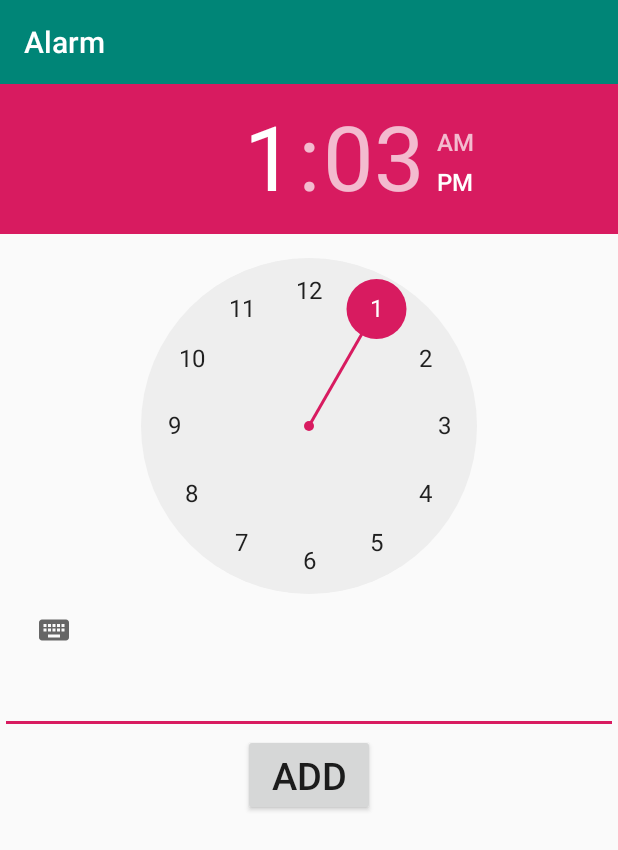
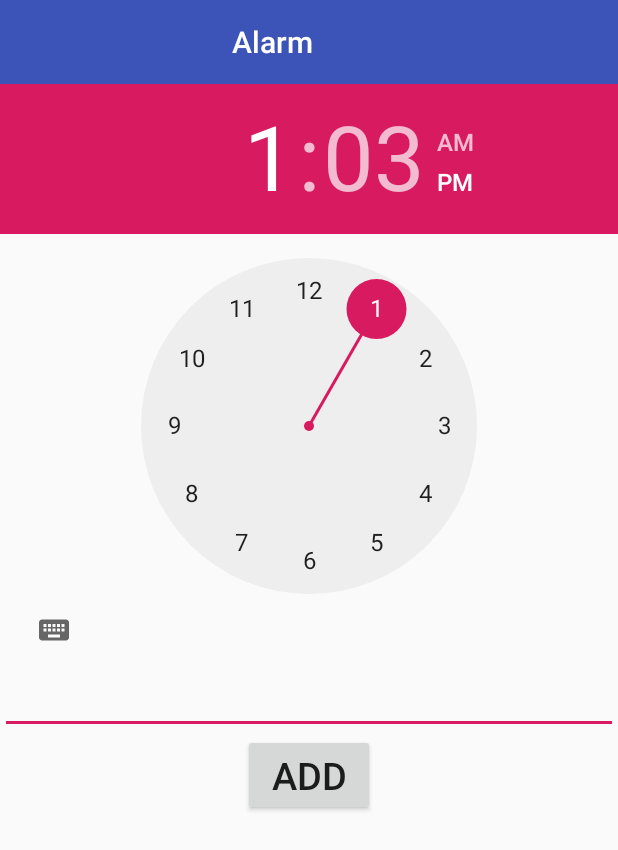
Before and after one commit to khoidt21/JavaAndroid3, an Android app: the screen it shows after launch (AddAlarmActivity), after a tap on "Add", on a phone screen of 412 x 824 dp. Shown: the top 850 px of the screen. Run offline under Robolectric (Android 15) with nearby library versions, the phone set to English and light mode, and no system bars.

Commit message:
code android

```diff
--- a/app/src/main/java/com/example/myapplication3/activity/AddAlarmActivity.java
+++ b/app/src/main/java/com/example/myapplication3/activity/AddAlarmActivity.java
@@ -26,7 +26,7 @@ import model.Alarm;
 public class AddAlarmActivity extends AppCompatActivity {
 
     TimePicker timePicker;
-    EditText title;
+    EditText event;
     Button btnAddAlarm;
     int hour;
     int minute;
@@ -42,7 +42,7 @@ public class AddAlarmActivity extends AppCompatActivity {
         getSupportActionBar().setTitle("Alarm");
         btnAddAlarm = (Button) findViewById(R.id.btnAddAlarm);
         timePicker = (TimePicker) findViewById(R.id.timePicker);
-        title = (EditText) findViewById(R.id.editTitle);
+        event = (EditText) findViewById(R.id.editEvent);
 
         btnAddAlarm.setOnClickListener(new View.OnClickListener() {
             @Override
@@ -56,7 +56,7 @@ public class AddAlarmActivity extends AppCompatActivity {
                 Alarm alarm = new Alarm();
                 alarm.setHour(hour);
                 alarm.setMinute(minute);
-                alarm.setTitle(title.getText().toString());
+                alarm.setEvent(event.getText().toString());
 
                 Intent intent = new Intent(AddAlarmActivity.this,MainActivity.class);
                 Bundle bundle = new Bundle();
--- a/app/src/main/java/com/example/myapplication3/activity/MainActivity.java
+++ b/app/src/main/java/com/example/myapplication3/activity/MainActivity.java
@@ -1,21 +1,30 @@
 package com.example.myapplication3.activity;
 
+import android.app.ActionBar;
 import android.app.Activity;
+import android.app.AlarmManager;
 import android.content.ClipData;
 import android.content.Intent;
 import android.content.res.Resources;
+import android.graphics.Typeface;
 import android.provider.ContactsContract;
 import android.support.annotation.Nullable;
 import android.support.v7.app.AppCompatActivity;
 import android.os.Bundle;
 import android.support.v7.widget.DefaultItemAnimator;
+import android.support.v7.widget.DividerItemDecoration;
 import android.support.v7.widget.LinearLayoutManager;
 import android.support.v7.widget.RecyclerView;
 import android.support.v7.widget.Toolbar;
 import android.util.Log;
+import android.view.Gravity;
 import android.view.Menu;
 import android.view.MenuItem;
+import android.view.View;
+import android.widget.LinearLayout;
+import android.widget.TextView;
 import android.widget.Toast;
+import android.widget.ToggleButton;
 
 import com.example.myapplication3.R;
 import java.util.ArrayList;
@@ -26,27 +35,36 @@ public class MainActivity extends AppCompatActivity{
     private static final int REQUEST_CODE = 0 ;
     Toolbar toolbar;
     RecyclerView recyclerView;
-    ArrayList<Alarm> listAlram = new ArrayList<>();
+    ArrayList<Alarm> listAlarm = new ArrayList<>();
+    ToggleButton toggleButton;
 
     public static final int REQUEST_ALARM = 2048;
+    AlarmManager alarmManager;
 
     int hour;
-    String title;
+    String title = "Alarm";
     @Override
     protected void onCreate(Bundle savedInstanceState) {
         super.onCreate(savedInstanceState);
         setContentView(R.layout.activity_main);
 
-
         // set title cho action bar
         initView();
         setSupportActionBar(toolbar);
-        getSupportActionBar().setTitle("Alarm");
-
+        getSupportActionBar().setTitle(title);
     }
     public void initView(){
         toolbar = (Toolbar) findViewById(R.id.toolbar);
         recyclerView = (RecyclerView) findViewById(R.id.recycler);
+        recyclerView.addItemDecoration(new SimpleDividerItemDecoration(getResources()));
+
+        // khoi tao alarmManager
+        alarmManager = (AlarmManager)getSystemService(ALARM_SERVICE);
+        Intent intent = new Intent(MainActivity.this,AlarmReceiver.class);
+
+
+        // lay id button
+        toggleButton = (ToggleButton) findViewById(R.id.tglAlarm);
 
     }
 
@@ -63,6 +81,7 @@ public class MainActivity extends AppCompatActivity{
                 Intent myIntent = new Intent(MainActivity.this, AddAlarmActivity.class);
                 MainActivity.this.startActivityForResult(myIntent, REQUEST_ALARM);
                 break;
+
         }
         return super.onOptionsItemSelected(item);
     }
@@ -76,16 +95,13 @@ public class MainActivity extends AppCompatActivity{
                 if (data != null) {
                     Bundle getBundle = data.getExtras();
                     if (getBundle != null) {
+                        // lay duoc thong tin alarm
                         Alarm alarmResult = (Alarm) getBundle.getSerializable("alarmresult");
 
-                        System.out.println("============" +alarmResult);
-
-                        // Setting up the RecyclerView
-                        listAlram.add(alarmResult);
-                        System.out.println("=============== +++++++++++++" + listAlram.size());
-
+                        // add thong tin cua alarm vao listAlram
+                        listAlarm.add(alarmResult);
                         recyclerView.setLayoutManager(new LinearLayoutManager(this));
-                        AlarmAdapter adapter = new AlarmAdapter(listAlram);
+                        AlarmAdapter adapter = new AlarmAdapter(listAlarm);
                         recyclerView.setAdapter(adapter);
                     }
                 }
--- /dev/null
+++ b/app/src/main/java/com/example/myapplication3/activity/SimpleDividerItemDecoration.java
@@ -0,0 +1,35 @@
+package com.example.myapplication3.activity;
+
+import android.content.Context;
+import android.content.res.Resources;
+import android.graphics.Canvas;
+import android.graphics.drawable.Drawable;
+import android.support.v7.widget.RecyclerView;
+import android.view.View;
+import com.example.myapplication3.R;
+
+public class SimpleDividerItemDecoration extends RecyclerView.ItemDecoration{
+    private Drawable mDivider;
+
+    public SimpleDividerItemDecoration(Resources resources) {
+        mDivider = resources.getDrawable(R.drawable.diveder);
+    }
+
+    public void onDrawOver(Canvas c, RecyclerView parent, RecyclerView.State state) {
+        int left = parent.getPaddingLeft();
+        int right = parent.getWidth() - parent.getPaddingRight();
+
+        int childCount = parent.getChildCount();
+        for (int i = 0; i < childCount; i++) {
+            View child = parent.getChildAt(i);
+
+            RecyclerView.LayoutParams params = (RecyclerView.LayoutParams) child.getLayoutParams();
+
+            int top = child.getBottom() + params.bottomMargin;
+            int bottom = top + mDivider.getIntrinsicHeight();
+
+            mDivider.setBounds(left, top, right, bottom);
+            mDivider.draw(c);
+        }
+    }
+}
--- /dev/null
+++ b/app/src/main/res/drawable-v24/diveder.xml
@@ -0,0 +1,8 @@
+<?xml version="1.0" encoding="utf-8"?>
+<shape xmlns:android="http://schemas.android.com/apk/res/android"
+    android:shape="rectangle">
+    <size
+        android:width="1dp"
+        android:height="1dp" />
+    <solid android:color="#999999" />
+</shape>
--- a/app/src/main/res/layout/activity_alarm.xml
+++ b/app/src/main/res/layout/activity_alarm.xml
@@ -13,7 +13,7 @@
     </TimePicker>
 
     <EditText
-        android:id="@+id/editTitle"
+        android:id="@+id/editEvent"
         android:layout_width="match_parent"
         android:layout_height="wrap_content"
         android:ems="10"
--- a/app/src/main/res/layout/toolbar_main.xml
+++ b/app/src/main/res/layout/toolbar_main.xml
@@ -2,7 +2,11 @@
 <android.support.v7.widget.Toolbar xmlns:android="http://schemas.android.com/apk/res/android"
     android:layout_width="match_parent"
     android:layout_height="?attr/actionBarSize"
+    xmlns:app="http://schemas.android.com/apk/res-auto"
     android:background="?attr/colorPrimary"
-    android:theme="@style/ThemeOverlay.AppCompat.Dark.ActionBar">
-
+    android:minHeight="?attr/actionBarSize"
+    android:theme="?attr/actionBarTheme"
+    app:title="Title"
+    app:titleMarginStart="155dp"
+    app:titleTextColor="@android:color/white">
 </android.support.v7.widget.Toolbar>
--- a/app/src/main/res/values/colors.xml
+++ b/app/src/main/res/values/colors.xml
@@ -3,4 +3,6 @@
     <color name="colorPrimary">#008577</color>
     <color name="colorPrimaryDark">#00574B</color>
     <color name="colorAccent">#D81B60</color>
+    <color name="colorWhite">#fff</color>
+    <color name="colorBackGround">#3c54b8</color>
 </resources>
--- a/app/src/main/res/values/dimens.xml
+++ b/app/src/main/res/values/dimens.xml
@@ -1,3 +1,4 @@
 <resources>
     <dimen name="fab_margin">16dp</dimen>
+    <dimen name="textSize">10sp</dimen>
 </resources>
--- a/app/src/main/res/values/styles.xml
+++ b/app/src/main/res/values/styles.xml
@@ -3,18 +3,14 @@
     <!-- Base application theme. -->
     <style name="AppTheme" parent="Theme.AppCompat.Light.NoActionBar">
         <!-- Customize your theme here. -->
-        <item name="colorPrimary">@color/colorPrimary</item>
+        <item name="colorPrimary">@color/colorBackGround</item>
         <item name="colorPrimaryDark">@color/colorPrimaryDark</item>
         <item name="colorAccent">@color/colorAccent</item>
     </style>
-
     <style name="AppTheme.NoActionBar">
         <item name="windowActionBar">false</item>
         <item name="windowNoTitle">true</item>
     </style>
-
     <style name="AppTheme.AppBarOverlay" parent="ThemeOverlay.AppCompat.Dark.ActionBar" />
-
     <style name="AppTheme.PopupOverlay" parent="ThemeOverlay.AppCompat.Light" />
-
 </resources>
```
Also changed, not shown: app/src/main/AndroidManifest.xml (+6 -2 lines), app/src/main/java/com/example/myapplication3/activity/AlarmAdapter.java (+3 -15 lines), app/src/main/java/com/example/myapplication3/activity/AlarmReceiver.java (added, +17 -0 lines), app/src/main/java/com/example/myapplication3/activity/Music.java (added, +22 -0 lines), app/src/main/res/layout/alarm_item.xml (+9 -6 lines).
